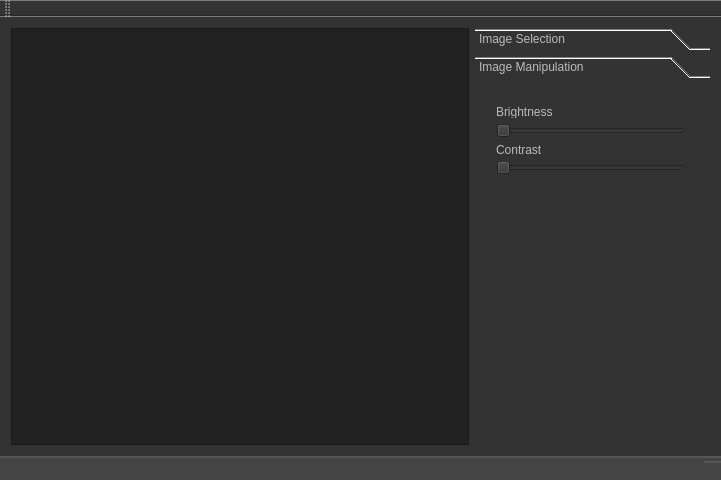
Qt form mainwindow.ui (BenJuan26/OpenSkyStacker) before a commit.
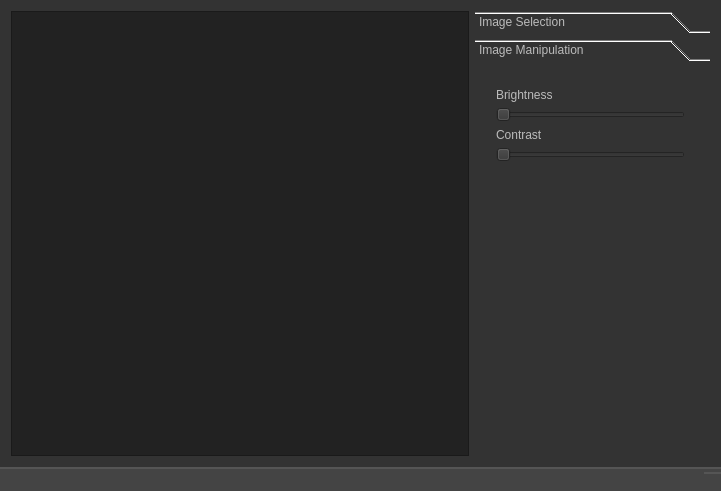
The same form after that commit. The open tabs and pages were chosen to show the change.

Commit message: Removed dumb toolbar

```diff
--- a/mainwindow.ui
+++ b/mainwindow.ui
@@ -7,7 +7,7 @@
     <x>0</x>
     <y>0</y>
     <width>721</width>
-    <height>480</height>
+    <height>491</height>
    </rect>
   </property>
   <property name="sizePolicy">
@@ -163,7 +163,7 @@
          <x>0</x>
          <y>0</y>
          <width>235</width>
-         <height>163</height>
+         <height>175</height>
         </rect>
        </property>
        <attribute name="label">
@@ -175,7 +175,7 @@
           <x>10</x>
           <y>10</y>
           <width>211</width>
-          <height>91</height>
+          <height>95</height>
          </rect>
         </property>
         <layout class="QVBoxLayout" name="verticalLayout">
@@ -237,17 +237,6 @@
     <bool>true</bool>
    </property>
   </widget>
-  <widget class="QToolBar" name="mainToolBar">
-   <property name="styleSheet">
-    <string notr="true">background-color:#333;</string>
-   </property>
-   <attribute name="toolBarArea">
-    <enum>TopToolBarArea</enum>
-   </attribute>
-   <attribute name="toolBarBreak">
-    <bool>false</bool>
-   </attribute>
-  </widget>
   <widget class="QStatusBar" name="statusBar">
    <property name="styleSheet">
     <string notr="true">background-color:#444;
```
Left out of the diff: 2 changed lines with no effect on the pictures.
